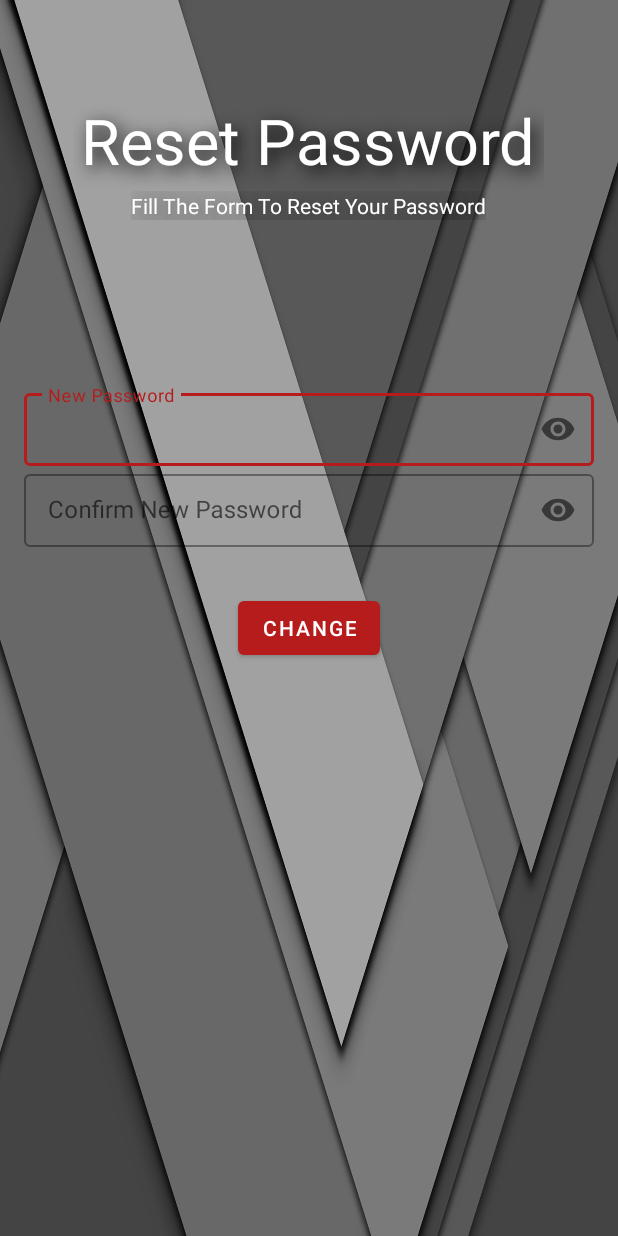
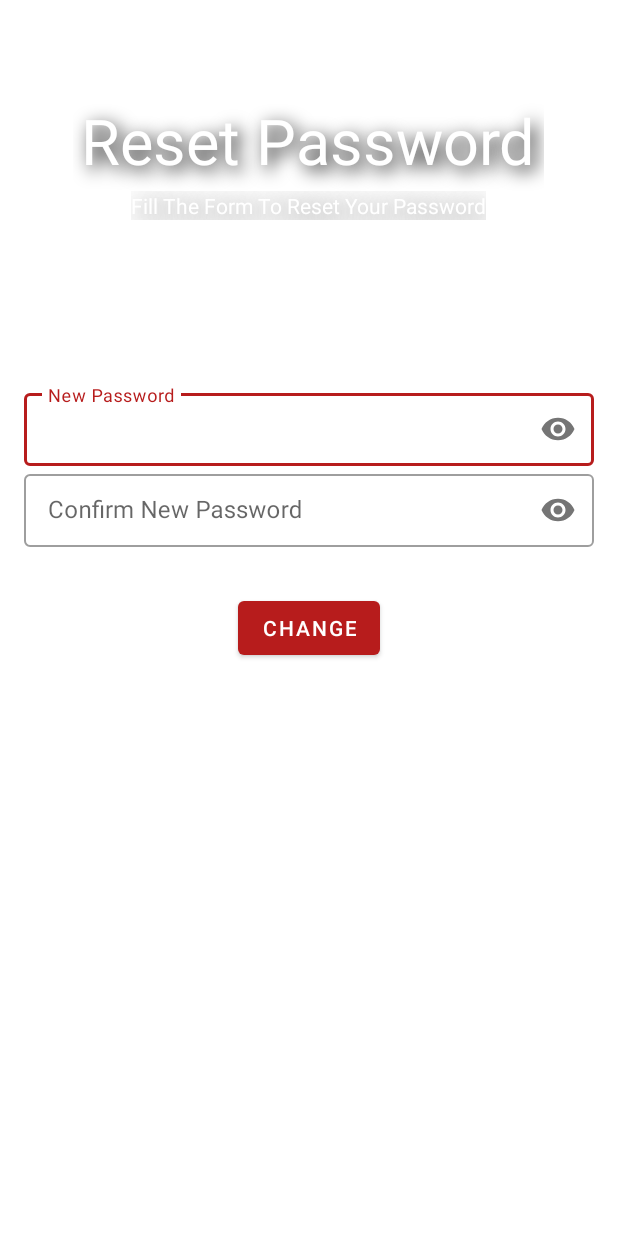
Before and after one commit to Sasinda98/CPMS_Project, an Android app: the layout fragment_forgot_password_reset.xml on its own in the app's theme, with its tools: preview values and no code run, on a phone screen of 412 x 824 dp. Run offline under Robolectric (Android 15) with nearby library versions, the phone set to English and light mode, and no system bars.

Commit message:
#1 setting fragment background only once, instead of setting it all fragments.  -GSR

```diff
--- a/app/src/main/res/layout/activity_main.xml
+++ b/app/src/main/res/layout/activity_main.xml
@@ -4,6 +4,7 @@
     android:layout_width="match_parent"
     android:layout_height="match_parent"
     tools:context=".mainActivity"
+    android:background="@drawable/material_dark"
     android:id="@+id/container">
 
 
--- a/app/src/main/res/layout/fragment_forgot_password.xml
+++ b/app/src/main/res/layout/fragment_forgot_password.xml
@@ -4,7 +4,6 @@
     xmlns:tools="http://schemas.android.com/tools"
     android:layout_width="match_parent"
     android:layout_height="match_parent"
-    android:background="@drawable/material_dark"
     tools:context=".userManagement.forgotPasswordFragment">
 
     <RelativeLayout
--- a/app/src/main/res/layout/fragment_forgot_password_reset.xml
+++ b/app/src/main/res/layout/fragment_forgot_password_reset.xml
@@ -4,7 +4,6 @@
     xmlns:tools="http://schemas.android.com/tools"
     android:layout_width="match_parent"
     android:layout_height="match_parent"
-    android:background="@drawable/material_dark"
     tools:context=".userManagement.forgotPasswordResetFragment">
 
     <RelativeLayout
--- a/app/src/main/res/layout/fragment_login.xml
+++ b/app/src/main/res/layout/fragment_login.xml
@@ -4,7 +4,6 @@
     xmlns:tools="http://schemas.android.com/tools"
     android:layout_width="match_parent"
     android:layout_height="wrap_content"
-    android:background="@drawable/material_dark"
     tools:context=".userManagement.loginFragment">
 
     <RelativeLayout
@@ -84,9 +83,7 @@
                 android:layout_below="@id/email_editText"
                 android:drawableLeft="@drawable/ic_password_solid"
                 android:inputType="textPassword"
-                tools:ignore="RtlHardcoded"
-
-                />
+                tools:ignore="RtlHardcoded" />
 
         </android.support.design.widget.TextInputLayout>
 
--- a/app/src/main/res/layout/fragment_signup.xml
+++ b/app/src/main/res/layout/fragment_signup.xml
@@ -4,7 +4,6 @@
     xmlns:tools="http://schemas.android.com/tools"
     android:layout_width="match_parent"
     android:layout_height="match_parent"
-    android:background="@drawable/material_dark"
     tools:context=".userManagement.signupFragment">
 
 
```
